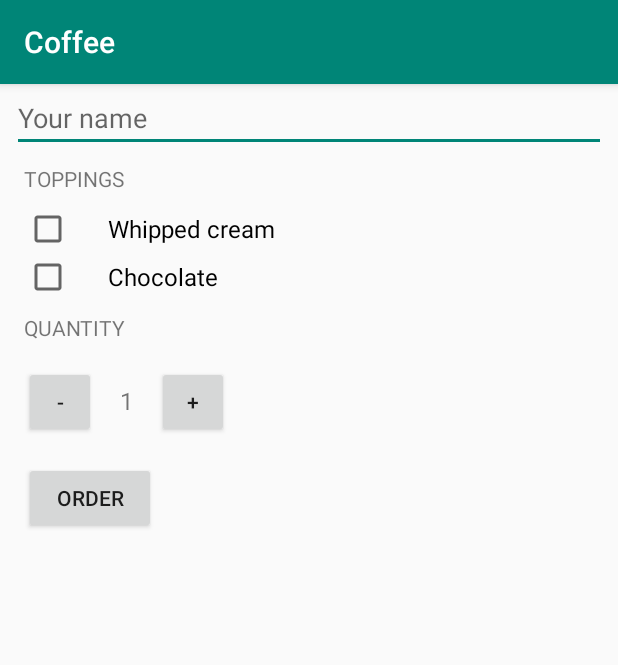
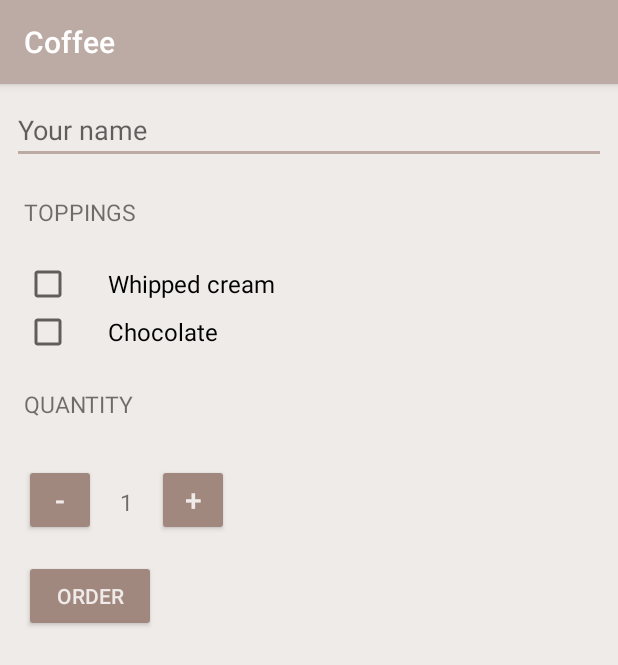
Before and after one commit to rstasiuliony/AndroidLessons, an Android app: the screen it shows after launch (MainActivity), on a phone screen of 412 x 824 dp. Shown: the top 665 px of the screen. Run offline under Robolectric (Android 15) with nearby library versions, the phone set to English and light mode, and no system bars.

Commit message:
Fix style. Create theme.

```diff
--- a/Coffee/coffee/src/main/res/layout/activity_main.xml
+++ b/Coffee/coffee/src/main/res/layout/activity_main.xml
@@ -15,45 +15,29 @@
 
         <EditText
             android:id="@+id/name"
-            android:layout_width="match_parent"
-            android:layout_height="wrap_content"
+            style="@style/EditText"
             android:hint="@string/name"
+            android:importantForAutofill="no"
             android:inputType="textMultiLine"
-            android:importantForAutofill="no" tools:targetApi="o" />
+            tools:targetApi="o" />
 
         <TextView
-            android:layout_width="wrap_content"
-            android:layout_height="wrap_content"
-            android:layout_margin="@dimen/margin"
-            android:text="@string/column_checkbox"
-            android:textAllCaps="true" />
+            style="@style/HeaderTextStyle"
+            android:text="@string/column_checkbox" />
 
         <CheckBox
             android:id="@+id/check_whipped"
-            android:layout_width="wrap_content"
-            android:layout_height="wrap_content"
-            android:text="@string/whipped"
-            android:textSize="@dimen/text_size"
-            android:layout_marginStart="@dimen/margin"
-            android:paddingLeft="@dimen/padding"
-            android:paddingRight="@dimen/padding" />
+            style="@style/CheckBox"
+            android:text="@string/whipped" />
 
         <CheckBox
             android:id="@+id/check_chocolate"
-            android:layout_width="wrap_content"
-            android:layout_height="wrap_content"
-            android:text="@string/chocolate"
-            android:textSize="@dimen/text_size"
-            android:layout_marginStart="@dimen/margin"
-            android:paddingLeft="@dimen/padding"
-            android:paddingRight="@dimen/padding"/>
+            style="@style/CheckBox"
+            android:text="@string/chocolate" />
 
         <TextView
-            android:layout_width="wrap_content"
-            android:layout_height="wrap_content"
-            android:layout_margin="@dimen/margin"
-            android:text="@string/column_quantity"
-            android:textAllCaps="true" />
+            style="@style/HeaderTextStyle"
+            android:text="@string/column_quantity" />
 
         <LinearLayout
             android:layout_width="match_parent"
@@ -61,38 +45,25 @@
             android:orientation="horizontal">
 
             <Button
-                android:layout_width="@dimen/square_button"
-                android:layout_height="@dimen/square_button"
-                android:layout_margin="@dimen/margin"
+                style="@style/SmallButton"
                 android:onClick="decrement"
                 android:text="@string/minus" />
 
             <TextView
                 android:id="@+id/quantity_text_view"
-                android:layout_width="wrap_content"
-                android:layout_height="wrap_content"
-                android:layout_margin="@dimen/margin"
-                android:text="@integer/quantity_value"
-                android:textSize="@dimen/text_size" />
+                style="@style/HeaderTextStyle"
+                android:text="@integer/quantity_value" />
 
             <Button
-                android:layout_width="@dimen/square_button"
-                android:layout_height="@dimen/square_button"
-                android:layout_margin="@dimen/margin"
+                style="@style/SmallButton"
                 android:onClick="increment"
                 android:text="@string/plus" />
-
         </LinearLayout>
-
 
         <TextView
             android:id="@+id/order_summary_text_view"
-            android:layout_width="wrap_content"
-            android:layout_height="wrap_content"
-            android:layout_margin="@dimen/margin"
+            style="@style/HeaderTextStyle"
             android:text="@string/column_summary"
-            android:textAllCaps="true"
-            android:textSize="@dimen/text_size"
             android:visibility="gone" />
 
         <TextView
@@ -110,24 +81,16 @@
 
             <Button
                 android:id="@+id/button_order"
-                android:layout_width="wrap_content"
-                android:layout_height="wrap_content"
-                android:layout_margin="@dimen/margin"
+                style="@style/BigButton"
                 android:onClick="orderSummaryTextView"
-                android:text="@string/order"
-                android:textAllCaps="true"
-                />
+                android:text="@string/order" />
 
             <Button
                 android:id="@+id/button_reset"
-                android:layout_width="wrap_content"
-                android:layout_height="wrap_content"
-                android:layout_margin="@dimen/margin"
+                style="@style/BigButton"
                 android:onClick="resetEverything"
                 android:text="@string/reset"
-                android:textAllCaps="true"
                 android:visibility="invisible" />
-
         </LinearLayout>
     </LinearLayout>
 </ScrollView>
--- a/Coffee/coffee/src/main/res/values/colors.xml
+++ b/Coffee/coffee/src/main/res/values/colors.xml
@@ -1,6 +1,8 @@
 <?xml version="1.0" encoding="utf-8"?>
 <resources>
-    <color name="colorPrimary">#008577</color>
-    <color name="colorPrimaryDark">#00574B</color>
-    <color name="colorAccent">#D81B60</color>
+    <color name="colorPrimary">#bcaaa4</color>
+    <color name="colorPrimaryDark">#3e2723</color>
+    <color name="colorButton">#a1887f</color>
+    <color name="windowBackground">#efebe9</color>
+    <color name="inputTextColor">#bcaaa4</color>
 </resources>
--- a/Coffee/coffee/src/main/res/values/dimens.xml
+++ b/Coffee/coffee/src/main/res/values/dimens.xml
@@ -1,7 +1,4 @@
 <?xml version="1.0" encoding="utf-8"?>
 <resources>
     <dimen name="margin">8dp</dimen>
-    <dimen name="text_size">16sp</dimen>
-    <dimen name="square_button">48dp</dimen>
-    <dimen name="padding">24dp</dimen>
 </resources>
--- a/Coffee/coffee/src/main/res/values/integers.xml
+++ b/Coffee/coffee/src/main/res/values/integers.xml
@@ -1,5 +1,4 @@
 <?xml version="1.0" encoding="utf-8"?>
 <resources>
     <integer name="quantity_value">1</integer>
-    <integer name="price_value">2</integer>
 </resources>
--- a/Coffee/coffee/src/main/res/values/strings.xml
+++ b/Coffee/coffee/src/main/res/values/strings.xml
@@ -8,7 +8,6 @@
     <string name="chocolate">Chocolate</string>
     <string name="order">Order</string>
     <string name="column_summary">Order Summary</string>
-    <string name="currency_sign" translatable="false">&#8364;</string>
     <string name="plus" translatable="false">&#43;</string>
     <string name="minus" translatable="false">&#45;</string>
     <string name="reset">Reset</string>
--- a/Coffee/coffee/src/main/res/values/styles.xml
+++ b/Coffee/coffee/src/main/res/values/styles.xml
@@ -5,7 +5,49 @@
         <!-- Customize your theme here. -->
         <item name="colorPrimary">@color/colorPrimary</item>
         <item name="colorPrimaryDark">@color/colorPrimaryDark</item>
+        <item name="colorButtonNormal">@color/colorButton</item>
         <item name="colorAccent">@color/colorPrimary</item>
+        <item name="android:windowBackground">@color/windowBackground</item>
+        <item name="android:textColorPrimary">@color/windowBackground</item>
+    </style>
+
+    <style name="HeaderTextStyle">
+        <item name="android:layout_width">wrap_content</item>
+        <item name="android:layout_height">48dp</item>
+        <item name="android:gravity">center_vertical</item>
+        <item name="android:textAllCaps">true</item>
+        <item name="android:textSize">15sp</item>
+        <item name="android:layout_margin">8dp</item>
+    </style>
+
+    <style name="CheckBox">
+        <item name="android:layout_width">wrap_content</item>
+        <item name="android:layout_height">wrap_content</item>
+        <item name="android:textSize">16sp</item>
+        <item name="android:layout_marginStart">8dp</item>
+        <item name="android:paddingLeft">24dp</item>
+        <item name="android:paddingRight">24dp</item>
+    </style>
+
+    <style name="SmallButton">
+        <item name="android:layout_width">48dp</item>
+        <item name="android:layout_height">48dp</item>
+        <item name="android:layout_margin">8dp</item>
+        <item name="android:textSize">20sp</item>
+    </style>
+
+    <style name="BigButton">
+        <item name="android:layout_width">wrap_content</item>
+        <item name="android:layout_height">wrap_content</item>
+        <item name="android:layout_margin">8dp</item>
+        <item name="android:textAllCaps">true</item>
+    </style>
+
+    <style name="EditText">
+        <item name="android:layout_width">match_parent</item>
+        <item name="android:layout_height">wrap_content</item>
+        <item name="android:layout_marginTop">@dimen/margin</item>
+        <item name="android:textColor">@color/inputTextColor</item>
     </style>
 
 </resources>
```
